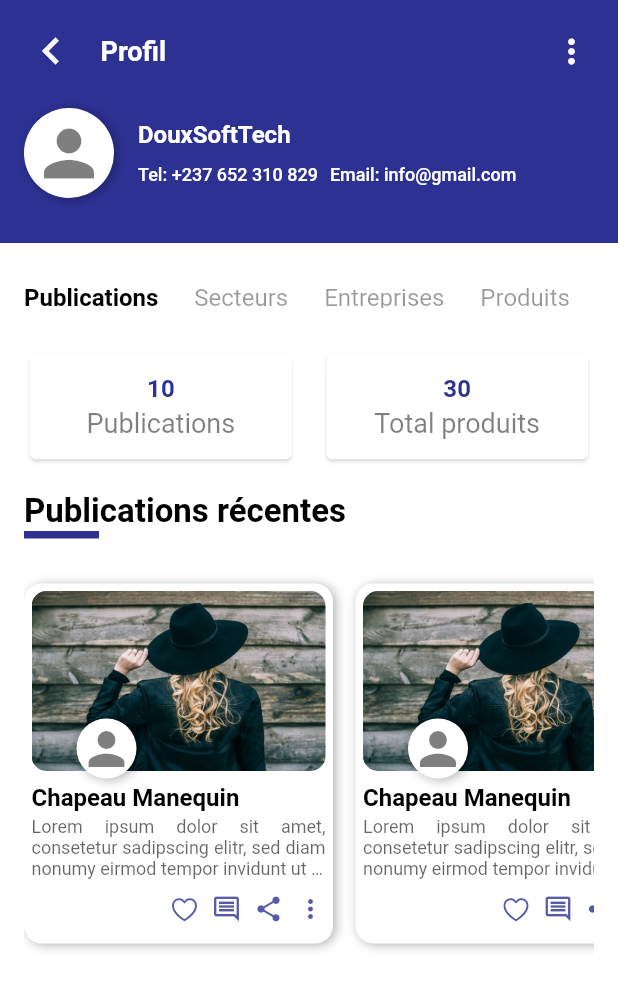
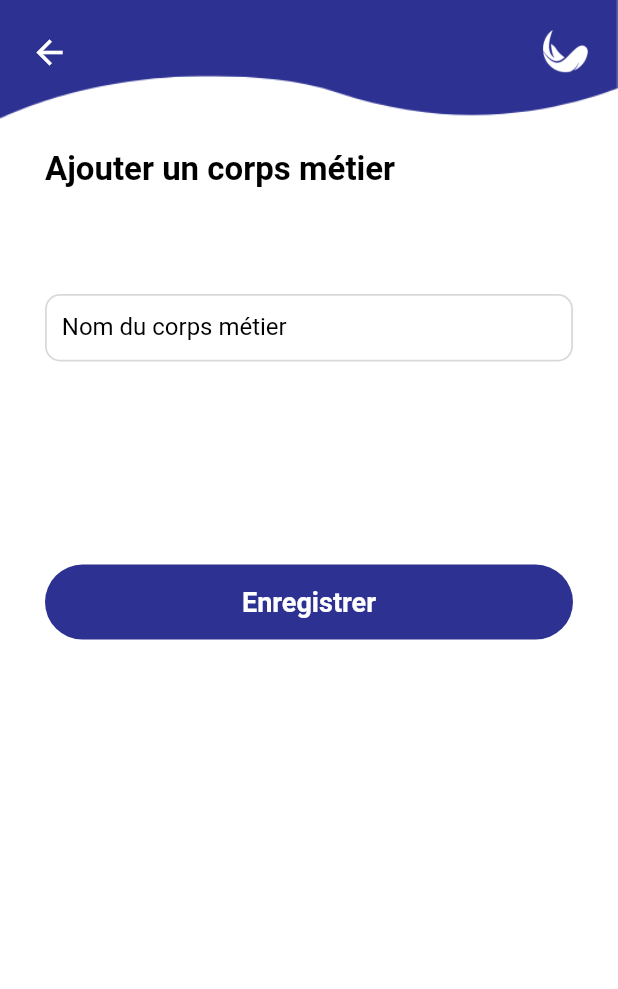
Before and after one commit to Dev-Soft-Group/mdm-app, a Flutter app: the ProfilEntrepreneurView screen opened by its route, after a tap on the "comment" icon, on a phone screen of 412 x 824 dp. Shown: the top 989 px of the screen. Run offline on Flutter 3.47's test engine with Material 2 defaults, Android fonts, the phone set to English and light mode, and no system bars; our stand-ins replace dio, get, shared_preferences; accounts and stored records are empty.

Commit message:
Ajout de deux formulaires

```diff
--- a/lib/components/card_item.dart
+++ b/lib/components/card_item.dart
@@ -80,12 +80,12 @@ class CardItem extends StatelessWidget {
                 mainAxisAlignment: MainAxisAlignment.end,
                 children: [
                   InkWell(
-                      onTap: () {},
+                      onTap: (){ Get.toNamed(AppRoutes.CREATE_SECTEUR_ACTIVITE); },
                       child: Icon(CupertinoIcons.heart,
                           size: 20, color: kPrimaryColor.withOpacity(0.8))),
                   const SizedBox(width: 8),
                   InkWell(
-                      onTap: () {},
+                      onTap: (){ Get.toNamed(AppRoutes.CREATE_CORPS_METIER); },
                       child: Icon(Icons.comment_outlined,
                           size: 20, color: kPrimaryColor.withOpacity(0.8))),
                   const SizedBox(width: 8),
--- a/lib/routes/app_pages.dart
+++ b/lib/routes/app_pages.dart
@@ -4,6 +4,8 @@ import 'package:mdmscoops/screens/compte/bindings/compte_binding.dart';
 import 'package:mdmscoops/screens/compte/views/compte_view.dart';
 import 'package:mdmscoops/screens/connexion/bindings/connexion_binding.dart';
 import 'package:mdmscoops/screens/connexion/views/connexion_view.dart';
+import 'package:mdmscoops/screens/corps_metier/bindings/coprs_metier_bindings.dart';
+import 'package:mdmscoops/screens/corps_metier/views/corps_metier_form_views.dart';
 import 'package:mdmscoops/screens/detail_entreprise/bindings/detail_entreprise_binding.dart';
 import 'package:mdmscoops/screens/detail_entreprise/views/detail_entreprise_view.dart';
 import 'package:mdmscoops/screens/detail_produit/bindings/produit_detal_binding.dart';
@@ -26,6 +28,7 @@ import 'package:mdmscoops/screens/produits/views/produit_view.dart';
 import 'package:mdmscoops/screens/profil_entrepreneur/bindings/profil_entrepreneur_binding.dart';
 import 'package:mdmscoops/screens/profil_entrepreneur/views/profil_entrepreneur_view.dart';
 import 'package:mdmscoops/screens/secteurs/bindings/secteurs_binding.dart';
+import 'package:mdmscoops/screens/secteurs/views/secteur_activite_form_views.dart';
 import 'package:mdmscoops/screens/secteurs/views/secteurs_view.dart';
 import 'package:mdmscoops/screens/services/bindings/services_bindings.dart';
 import 'package:mdmscoops/screens/services/views/service_form_views.dart';
@@ -91,6 +94,18 @@ class AppPages {
       binding: ProduitBinding(),
     ),
     GetPage(
+      name: AppRoutes.CREATE_CORPS_METIER,
+      page: () => const CorpsMetierFormView(),
+      binding: CorpsMetierFormBinding(),
+    ),
+
+    GetPage(
+      name: AppRoutes.CREATE_SECTEUR_ACTIVITE,
+      page: () => const SecteurActiviteFormView(),
+      binding: SecteursBinding(),
+    ),
+
+    GetPage(
       name: AppRoutes.ENTREPRISEDETAILS,
       page: () => const EntrepriseDetailView(),
       binding: EntrepriseDetailBindiing(),
--- a/lib/routes/app_routes.dart
+++ b/lib/routes/app_routes.dart
@@ -12,6 +12,8 @@ class AppRoutes {
   static const String PRODUCTS = "/products";
   static const String CREATE_PRODUCTS = "/create_products";
   static const String CREATE_SERVICE = "/create_service";
+  static const String CREATE_CORPS_METIER = "/create_coprs_metier";
+  static const String CREATE_SECTEUR_ACTIVITE = "/create_secteur_activite";
   static const String PRODUITS = "/produits";
   static const String ENTREPRISES = "/entreprises";
   static const String SECTEURS = "/secteurs";
--- /dev/null
+++ b/lib/screens/corps_metier/bindings/coprs_metier_bindings.dart
@@ -0,0 +1,12 @@
+
+
+import 'package:get/get.dart';
+import 'package:mdmscoops/screens/corps_metier/controllers/coprs_metier_form_controller.dart';
+
+class CorpsMetierFormBinding implements Bindings{
+
+  @override
+  void dependencies(){
+    Get.lazyPut<CorpsMetierFormController>(() => CorpsMetierFormController());
+  }
+}
--- /dev/null
+++ b/lib/screens/corps_metier/controllers/coprs_metier_form_controller.dart
@@ -0,0 +1,52 @@
+
+
+import 'package:flutter/cupertino.dart';
+import 'package:get/get.dart';
+import 'package:mdmscoops/components/app_snackbar.dart';
+import 'package:mdmscoops/core/app_colors.dart';
+import 'package:mdmscoops/core/app_status.dart';
+import 'package:mdmscoops/services/remote_services/corps_metier/corps_metier.dart';
+
+class CorpsMetierFormController extends GetxController{
+
+  final CorpsMetierService _corpsMetierService = CorpsMetierServiceImpl();
+
+  AppStatus corpsMetierFormStatus = AppStatus.appDefault;
+
+  TextEditingController textEditingNom = TextEditingController();
+
+
+  @override
+  void onInit() async {
+    super.onInit();
+  }
+
+  Future save() async {
+    if (textEditingNom.text.isEmpty) {
+      AppSnackBar.show(
+          title: "Erreur", message: "Entrez le nom du corps métier svp !");
+      return;
+    }
+
+    corpsMetierFormStatus = AppStatus.appLoading;
+    update();
+
+    await _corpsMetierService.addCorpsMetier(
+        data: {"nom": textEditingNom.text.trim(),},
+        onSuccess: (data) {
+          AppSnackBar.show(
+              title: "Succès",
+              message: data["message"].toString(),
+              backColor: kBlackColor);
+          corpsMetierFormStatus = AppStatus.appSuccess;
+          update();
+        },
+        onError: (e) {
+          AppSnackBar.show(
+              title: "Erreur", message: e.response!.data["message"].toString());
+          corpsMetierFormStatus = AppStatus.appFailure;
+          update();
+        });
+  }
+
+}
--- /dev/null
+++ b/lib/screens/corps_metier/views/corps_metier_form_views.dart
@@ -0,0 +1,125 @@
+
+import 'package:flutter/material.dart';
+import 'package:get/get.dart';
+import 'package:mdmscoops/components/custom_input_field.dart';
+import 'package:mdmscoops/components/custom_action_button.dart';
+import 'package:mdmscoops/core/app_colors.dart';
+import 'package:mdmscoops/core/app_sizes.dart';
+import 'package:mdmscoops/core/app_status.dart';
+import 'package:mdmscoops/screens/corps_metier/controllers/coprs_metier_form_controller.dart';
+
+
+class CorpsMetierFormView extends GetView<CorpsMetierFormController> {
+  const CorpsMetierFormView({Key? key}) : super(key: key);
+
+  @override
+  Widget build(BuildContext context) {
+    return SafeArea(
+      child: GetBuilder<CorpsMetierFormController>(builder: (controller) {
+        return Scaffold(
+          body: Container(
+            height: Get.height,
+            width: Get.width,
+            decoration: const BoxDecoration(
+              color: kWhiteColor,
+            ),
+            child: SingleChildScrollView(
+              child: Column(children: [
+                Container(
+                  alignment: Alignment.center,
+                  decoration: const BoxDecoration(),
+                  child: SingleChildScrollView(
+                    child: Column(
+                        crossAxisAlignment: CrossAxisAlignment.start,
+                        children: [
+                          Container(
+                            height: 80,
+                            alignment: Alignment.topLeft,
+                            decoration: const BoxDecoration(
+                              color: kWhiteColor,
+                              image: DecorationImage(
+                                fit: BoxFit.fill,
+                                image: AssetImage(
+                                    "assets/images/Composant 4 – 2.png"),
+                              ),
+                            ),
+                            child: Padding(
+                              padding: const EdgeInsets.only(
+                                  top: 20, right: 20, left: 20),
+                              child: Row(
+                                mainAxisAlignment:
+                                    MainAxisAlignment.spaceBetween,
+                                children: [
+                                  InkWell(
+                                      onTap: () {
+                                        Get.back();
+                                      },
+                                      child: const Icon(
+                                        Icons.arrow_back,
+                                        size: 26,
+                                        color: kWhiteColor,
+                                      )),
+                                  Image.asset(
+                                    "assets/images/D-SoftTechWhite.png",
+                                    height: 30,
+                                    width: 30,
+                                    fit: BoxFit.fill,
+                                  ),
+                                ],
+                              ),
+                            ),
+                          ),
+                          Padding(
+                            padding: const EdgeInsets.symmetric(
+                                horizontal: kDefaultPadding * 1.5),
+                            child: Column(
+                                crossAxisAlignment: CrossAxisAlignment.start,
+                                children: [
+                                  const SizedBox(height: kDefaultPadding),
+                                  const Text(
+                                    "Ajouter un corps métier",
+                                    textAlign: TextAlign.center,
+                                    style: TextStyle(
+                                        color: kBlackColor,
+                                        fontWeight: FontWeight.bold,
+                                        fontSize: 22),
+                                  ),
+                                  const SizedBox(height: kDefaultPadding * 3.5),
+                                  FormFieldInput(
+                                    textController:
+                                        controller.textEditingNom,
+                                    hintText: "Nom du corps métier",
+                                    radius: kDefaultRadius,
+                                  ),
+                                  const SizedBox(height: kDefaultPadding/1.3),
+
+                                  const SizedBox(height: kDefaultPadding * 6),
+                                  controller.corpsMetierFormStatus ==
+                                          AppStatus.appLoading
+                                      ? Container(
+                                          height: 40,
+                                          alignment: Alignment.center,
+                                          child:
+                                              const CircularProgressIndicator(
+                                                  color: kPrimaryColor),
+                                        )
+                                      : CustomActionButton(
+                                          title: "Enregistrer",
+                                          onTap: () async {
+                                            await controller.save();
+                                          },
+                                        ),
+                                  const SizedBox(height: kDefaultPadding * 2),
+                                ]),
+                          ),
+                        ]),
+                  ),
+                ),
+              ]),
+            ),
+          ),
+        );
+      }),
+    );
+  }
+}
--- a/lib/screens/secteurs/bindings/secteurs_binding.dart
+++ b/lib/screens/secteurs/bindings/secteurs_binding.dart
@@ -1,11 +1,14 @@
 
 
 import 'package:get/instance_manager.dart';
+import 'package:mdmscoops/screens/secteurs/controllers/secteur_activite_form_controller.dart';
 import 'package:mdmscoops/screens/secteurs/controllers/secteurs_controller.dart';
 
 class SecteursBinding implements Bindings {
   @override
   void dependencies() {
     Get.lazyPut<SecteursController>(() => SecteursController());
+
+    Get.lazyPut<SecteurActiviteFormController>(() => SecteurActiviteFormController());
   }
 }
--- /dev/null
+++ b/lib/services/remote_services/corps_metier/corps_metier.dart
@@ -0,0 +1,2 @@
+export 'corps_metier_service.dart';
+export 'corps_metier_service_impl.dart';
--- /dev/null
+++ b/lib/services/remote_services/secteur_activite/secteur_activite.dart
@@ -0,0 +1,2 @@
+export 'secteur_activite_service.dart';
+export 'secteur_activite_service_impl.dart';
```
Also changed, not shown: lib/screens/secteurs/controllers/secteur_activite_form_controller.dart (added, +52 -0 lines), lib/screens/secteurs/views/secteur_activite_form_views.dart (added, +125 -0 lines), lib/services/remote_services/corps_metier/corps_metier_service.dart (added, +13 -0 lines), lib/services/remote_services/corps_metier/corps_metier_service_impl.dart (added, +42 -0 lines), lib/services/remote_services/secteur_activite/secteur_activite_service.dart (added, +13 -0 lines), lib/services/remote_services/secteur_activite/secteur_activite_service_impl.dart (added, +42 -0 lines).
